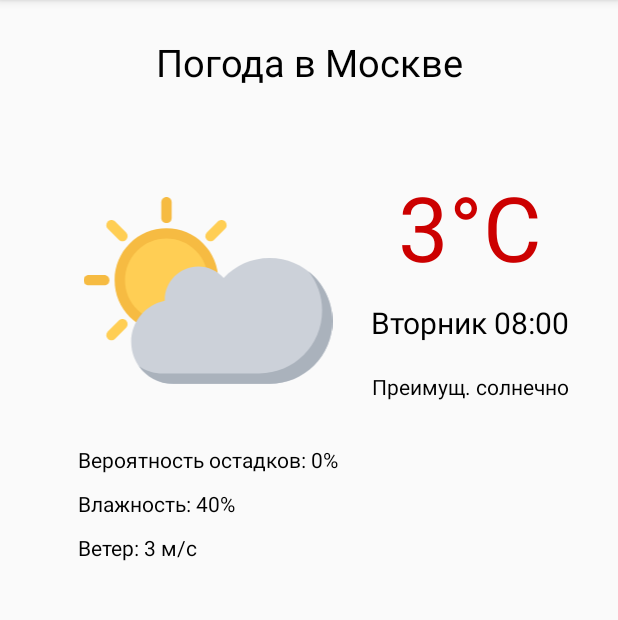
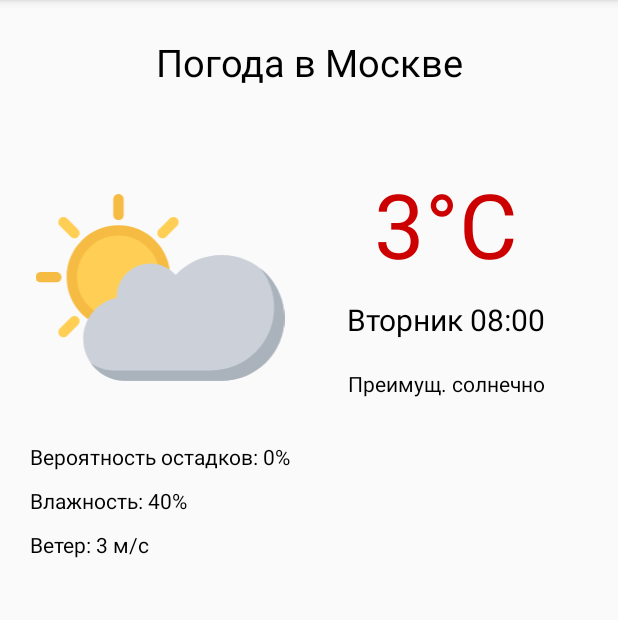
Before and after one commit to Ivan7771998/WeatherAppGeekBrains, an Android app: the screen it shows after launch (MainActivity), on a phone screen of 412 x 824 dp, the part 84-704 px from its top. Run offline under Robolectric (Android 15) with nearby library versions, the phone set to English and light mode, and no system bars.

Commit message:
several fix

```diff
--- a/app/src/main/res/layout/activity_main.xml
+++ b/app/src/main/res/layout/activity_main.xml
@@ -1,9 +1,13 @@
 <?xml version="1.0" encoding="utf-8"?>
-<androidx.constraintlayout.widget.ConstraintLayout xmlns:android="http://schemas.android.com/apk/res/android"
+<ScrollView xmlns:android="http://schemas.android.com/apk/res/android"
     xmlns:app="http://schemas.android.com/apk/res-auto"
     xmlns:tools="http://schemas.android.com/tools"
     android:layout_width="match_parent"
-    android:layout_height="match_parent"
+    android:layout_height="match_parent">
+
+    <androidx.constraintlayout.widget.ConstraintLayout
+        android:layout_width="match_parent"
+        android:layout_height="wrap_content"
         tools:context=".MainActivity">
 
         <TextView
@@ -23,11 +27,11 @@
             android:id="@+id/imageWeather"
             android:layout_width="173dp"
             android:layout_height="166dp"
-        android:layout_marginStart="52dp"
-        android:layout_marginTop="52dp"
+            android:layout_marginStart="20dp"
+            android:layout_marginTop="50dp"
+            android:src="@drawable/ic_image_weather"
             app:layout_constraintStart_toStartOf="parent"
-        app:layout_constraintTop_toBottomOf="@+id/titleWeather"
-        app:srcCompat="@drawable/ic_image_weather" />
+            app:layout_constraintTop_toBottomOf="@+id/titleWeather" />
 
         <TextView
             android:id="@+id/textDayTimeNow"
@@ -95,9 +99,13 @@
             android:layout_width="0dp"
             android:layout_height="wrap_content"
             android:layout_marginTop="10dp"
+            android:layout_marginBottom="20dp"
             android:text="@string/text_wind"
             android:textColor="@android:color/black"
+            app:layout_constraintBottom_toBottomOf="parent"
             app:layout_constraintEnd_toEndOf="@+id/textHumidity"
             app:layout_constraintStart_toStartOf="@+id/textHumidity"
             app:layout_constraintTop_toBottomOf="@+id/textHumidity" />
+
     </androidx.constraintlayout.widget.ConstraintLayout>
+</ScrollView>
```
Lines whose indentation alone changed are shown as unchanged.
